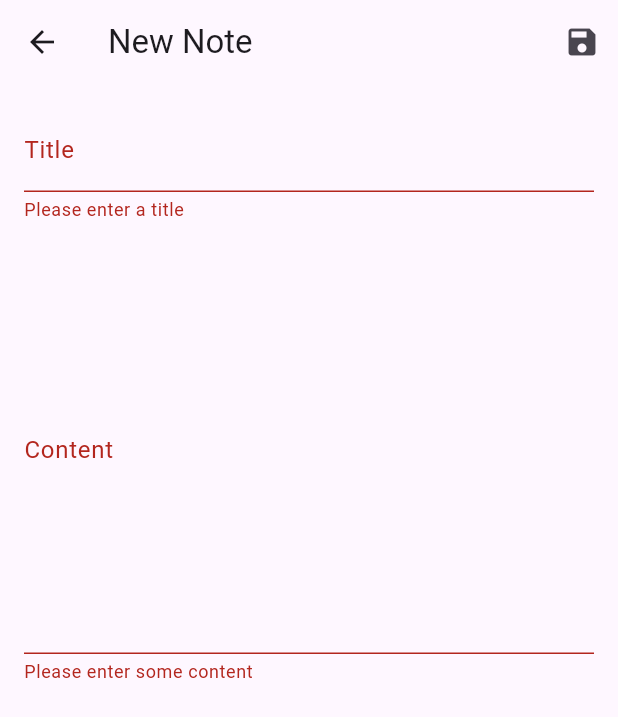
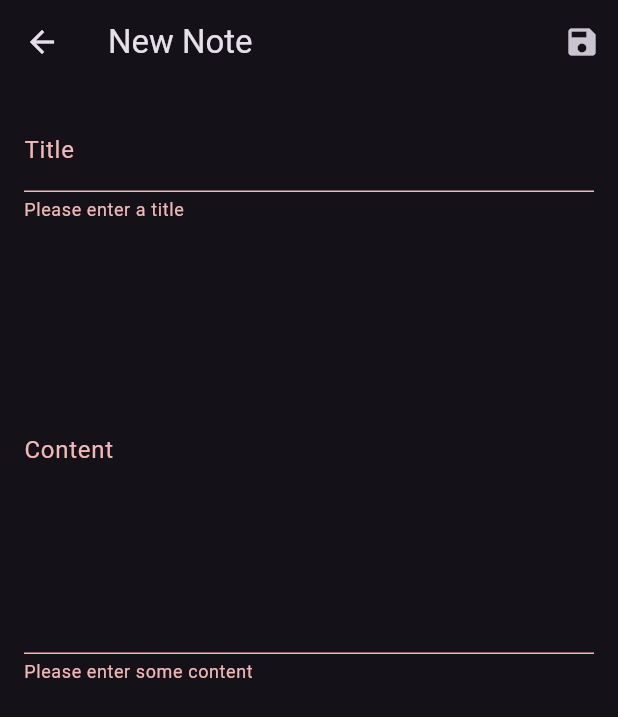
Before and after one commit to SHuzaifaAli/personal_note_app, a Flutter app: the NoteEditorScreen screen opened directly, after a tap on the "save" icon, on a phone screen of 412 x 824 dp. Shown: the top 717 px of the screen. Run offline on Flutter 3.47's test engine with Material 3 defaults, Android fonts, the phone set to English and light mode, and no system bars; our stand-ins replace glassmorphism, isar; accounts and stored records are empty; generated files the repository leaves out were written again.

```diff
--- a/lib/main.dart
+++ b/lib/main.dart
@@ -13,9 +13,9 @@ class NoteApp extends StatelessWidget {
   Widget build(BuildContext context) {
     return MaterialApp(
       title: 'Personal Notes',
-      theme: ThemeData.light(),
+      theme: ThemeData.dark(),
       darkTheme: ThemeData.dark(),
-      themeMode: ThemeMode.system, // Auto adapts to system theme
+      themeMode: ThemeMode.dark, // Auto adapts to system theme
       home: const HomeScreen(),
     );
   }
--- a/lib/screens/note_editor_screen.dart
+++ b/lib/screens/note_editor_screen.dart
@@ -35,7 +35,7 @@ class _NoteEditorScreenState extends State<NoteEditorScreen> {
         ..content = _contentController.text
         ..createdAt = widget.note?.createdAt ?? DateTime.now()
         ..id = widget.note?.id ?? Isar.autoIncrement;
-
+debugPrint(newNote.id.toString());
       await _repository.addNote(newNote);
       Navigator.pop(context, true); // Return true to indicate a refresh is needed
     }
--- a/lib/services/isar_service.dart
+++ b/lib/services/isar_service.dart
@@ -4,13 +4,21 @@ import 'package:path_provider/path_provider.dart';
 import '../models/note.dart';
 
 class IsarService {
+  static final IsarService _instance = IsarService._internal();
   late Future<Isar> db;
 
-  IsarService() {
+  factory IsarService() {
+    return _instance;
+  }
+
+  IsarService._internal() {
     db = _initDB();
   }
 
   Future<Isar> _initDB() async {
+    if (Isar.instanceNames.isNotEmpty) {
+      return Isar.getInstance()!; // Return the existing instance
+    }
     final dir = await getApplicationDocumentsDirectory();
     return await Isar.open([NoteSchema], directory: dir.path);
   }
```
Also changed, not shown: pubspec.yaml (+6 -2 lines), pubspec.lock, 5 other files.
